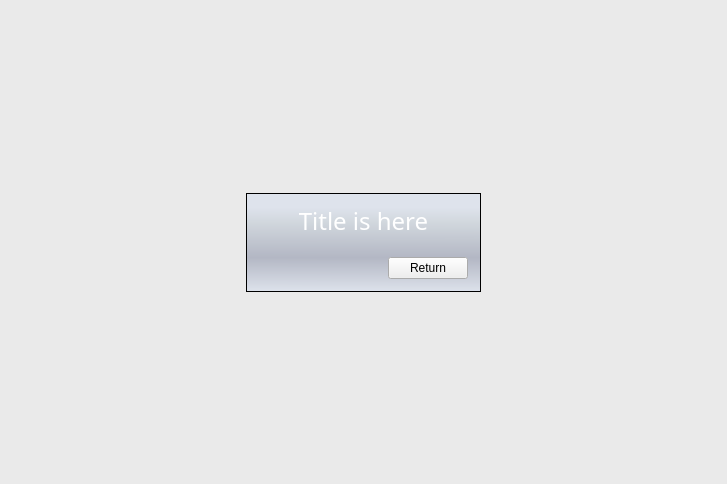
Qt form UiModule/ui/EtherActionWidget.ui (realXtend/tundra) before a commit.
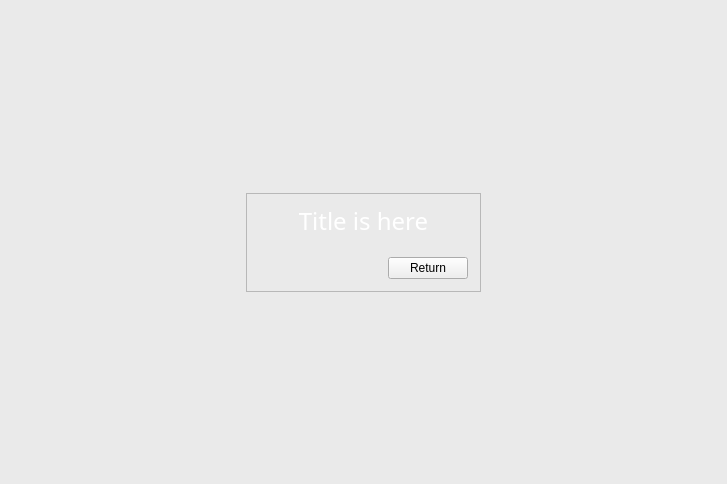
The same form after that commit. Icons and pictures are not drawn.

Diff of the .ui file:
```diff
--- a/UiModule/ui/EtherActionWidget.ui
+++ b/UiModule/ui/EtherActionWidget.ui
@@ -18,12 +18,6 @@
 	background-color: rgba(227, 227, 227, 125);
 }
 
-QFrame#ContainerFrame {
-	background-color: qlineargradient(spread:pad, x1:0.006, y1:0, x2:0, y2:1, stop:0.142045 rgba(222, 227, 236, 255), stop:0.295455 rgba(209, 215, 221, 255), stop:0.65 rgba(179, 183, 196, 255), stop:1 rgba(222, 227, 236, 255));
-	border: 1px solid black;
-	border-radius: 0px;
-}
-
 QLabel#titleLabel {
 	background-image: url('./data/ui/images/ether/title_bg.png');
 	background-position: top left;
```
